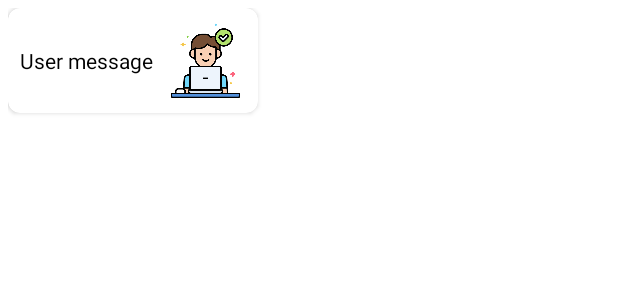
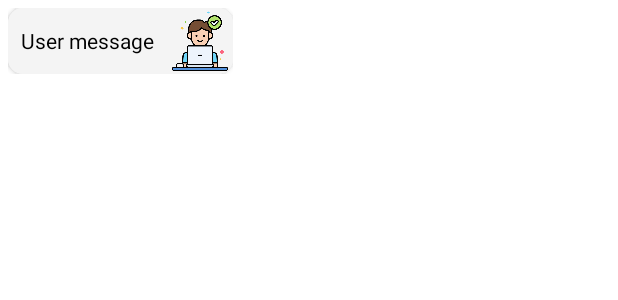
Before and after one commit to sun01822/ChatBot, an Android app: the layout user_msg.xml on its own in the app's theme, with its tools: preview values and no code run, on a phone screen of 412 x 824 dp. Shown: the top 300 px of the screen. Run offline under Robolectric (Android 15) with nearby library versions, the phone set to English and light mode, and no system bars.

```diff
--- a/app/src/main/res/layout/user_msg.xml
+++ b/app/src/main/res/layout/user_msg.xml
@@ -5,40 +5,41 @@
     android:layout_width="wrap_content"
     android:layout_height="wrap_content"
     android:layout_margin="5dp"
-    android:elevation="8dp"
-    app:layout_constraintRight_toRightOf="parent"
+    android:elevation="20dp"
+    app:layout_constraintEnd_toEndOf="parent"
     app:layout_constraintTop_toTopOf="parent">
 
     <androidx.cardview.widget.CardView
         android:id="@+id/cardView"
         android:layout_width="wrap_content"
         android:layout_height="wrap_content"
-        android:layout_marginEnd="8dp"
-        android:layout_marginBottom="8dp"
-        app:cardCornerRadius="8dp"
-        app:layout_constraintBottom_toBottomOf="parent"
-        app:layout_constraintEnd_toEndOf="parent">
+        app:cardCornerRadius="10dp"
+        app:layout_constraintEnd_toEndOf="parent"
+        app:layout_constraintTop_toTopOf="parent">
 
         <LinearLayout
             android:layout_width="wrap_content"
             android:layout_height="wrap_content"
+            android:background="#F4F4F4"
             android:orientation="horizontal">
 
             <!-- Text view for displaying user message -->
             <TextView
                 android:id="@+id/idTVUser"
-                android:layout_width="wrap_content"
+                android:layout_width="match_parent"
                 android:layout_height="wrap_content"
-                android:layout_marginStart="8dp"
+                android:layout_margin="5dp"
+                android:padding="3dp"
                 android:text="User message"
                 android:layout_gravity="center"
+                android:textSize="14sp"
                 android:textColor="@color/black" />
 
             <!-- Displaying user icon -->
             <ImageView
-                android:layout_width="50dp"
-                android:layout_height="50dp"
-                android:layout_margin="10dp"
+                android:layout_width="40dp"
+                android:layout_height="40dp"
+                android:layout_margin="2dp"
                 android:src="@drawable/user" />
 
         </LinearLayout>
```
Also changed, not shown: app/src/main/res/layout/bot_msg.xml (+9 -7 lines).
